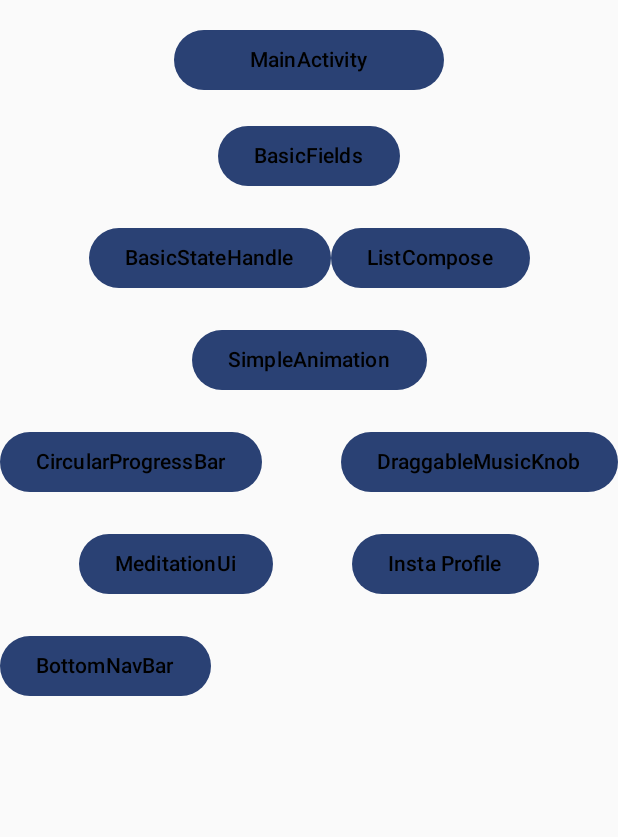
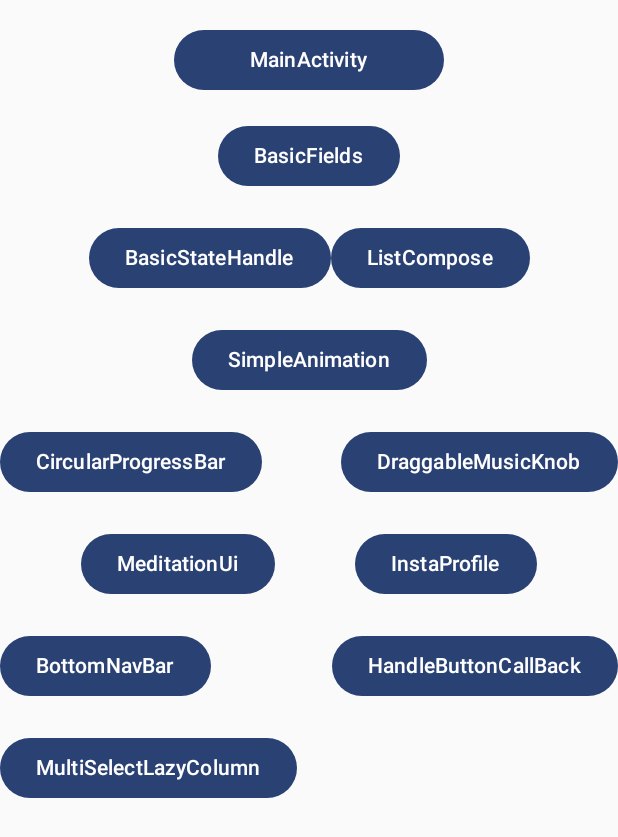
Before and after one commit to Tirth-p/ComposePracticeDemoApp, an Android app built with Jetpack Compose: the screen it shows after launch (HomeScreen), on a phone screen of 412 x 824 dp. Shown: the top 837 px of the screen. Run offline under Robolectric (Android 15) with nearby library versions, the light colour scheme and no system bars; our stand-ins replace constraintlayout-compose; Roboto replaces fonts that are not available here.

Commit message:
- MultiSelectLazyColumn

```diff
--- a/app/build.gradle
+++ b/app/build.gradle
@@ -83,4 +83,6 @@ dependencies {
         }
     }
 
+    implementation "com.google.accompanist:accompanist-systemuicontroller:0.19.0"
+
 }
--- a/app/src/main/java/com/example/composepracticedemoapp/HomeScreen.kt
+++ b/app/src/main/java/com/example/composepracticedemoapp/HomeScreen.kt
@@ -44,6 +44,8 @@ fun HomeScreenConstraintLayout() {
         val btnMeditationUi = createRefFor("btnMeditationUi")
         val btnInstaProfile = createRefFor("btnInstaProfile")
         val btnBottomNavBar = createRefFor("btnBottomNavBar")
+        val btnHandleButtonClick = createRefFor("btnHandleButtonClick")
+        val btnMultiSelectLazyColumn = createRefFor("btnMultiSelectLazyColumn")
 
         constrain(btnMainActivity) {
             top.linkTo(parent.top, margin = 20.dp)
@@ -112,6 +114,16 @@ fun HomeScreenConstraintLayout() {
             top.linkTo(btnMeditationUi.bottom, margin = 20.dp)
             start.linkTo(parent.start)
         }
+
+        constrain(btnHandleButtonClick) {
+            top.linkTo(btnMeditationUi.bottom, margin = 20.dp)
+            end.linkTo(parent.end)
+        }
+
+        constrain(btnMultiSelectLazyColumn) {
+            top.linkTo(btnHandleButtonClick.bottom, margin = 20.dp)
+            start.linkTo(parent.start)
+        }
     }
 
     ConstraintLayout(constraints, modifier = Modifier.fillMaxSize()) {
@@ -158,14 +170,23 @@ fun HomeScreenConstraintLayout() {
 
         IntentButton(
             modifier = Modifier.layoutId("btnInstaProfile"),
-            className = InstaProfile::class.java,
-            text = "Insta Profile"
+            className = InstaProfile::class.java
         )
 
         IntentButton(
             modifier = Modifier.layoutId("btnBottomNavBar"),
             className = BadgesBottomNavBar::class.java,
             text = "BottomNavBar"
+        )
+
+        IntentButton(
+            modifier = Modifier.layoutId("btnHandleButtonClick"),
+            className = HandleButtonCallBack::class.java
+        )
+
+        IntentButton(
+            modifier = Modifier.layoutId("btnMultiSelectLazyColumn"),
+            className = MultiSelectLazyColumn::class.java
         )
     }
 }
--- a/app/src/main/java/com/example/composepracticedemoapp/ui/theme/Type.kt
+++ b/app/src/main/java/com/example/composepracticedemoapp/ui/theme/Type.kt
@@ -22,19 +22,16 @@ val gothicA1 = FontFamily(
 // Set of Material typography styles to start with
 val Typography = Typography(
     bodyLarge = TextStyle(
-        color = Color.Black,
         fontFamily = gothicA1,
         fontWeight = FontWeight.Normal,
         fontSize = 14.sp
     ),
     displayLarge = TextStyle(
-        color = TextWhite,
         fontFamily = gothicA1,
         fontWeight = FontWeight.Bold,
         fontSize = 22.sp
     ),
     displayMedium = TextStyle(
-        color = TextWhite,
         fontFamily = gothicA1,
         fontWeight = FontWeight.Bold,
         fontSize = 18.sp
--- a/app/src/main/res/values/strings.xml
+++ b/app/src/main/res/values/strings.xml
@@ -12,4 +12,6 @@
     <string name="title_activity_insta_profile">InstaProfile</string>
     <string name="title_activity_badges_bottom_nav_bar">BadgesBottomNavBar</string>
     <string name="title_activity_multi_layer_scroll">MultiLayerScroll</string>
+    <string name="title_activity_handle_button_call_back">HandleButtonCallBack</string>
+    <string name="title_activity_multi_select_lazy_column">MultiSelectLazyColumn</string>
 </resources>
```
Also changed, not shown: app/src/main/AndroidManifest.xml (+10 -0 lines), app/src/main/java/com/example/composepracticedemoapp/HandleButtonCallBack.kt (added, +69 -0 lines), app/src/main/java/com/example/composepracticedemoapp/MeditationUi.kt (+26 -0 lines), app/src/main/java/com/example/composepracticedemoapp/MultiSelectLazyColumn.kt (added, +82 -0 lines), app/src/main/java/com/example/composepracticedemoapp/data/ListItemForMultiSelect.kt (added, +9 -0 lines).
